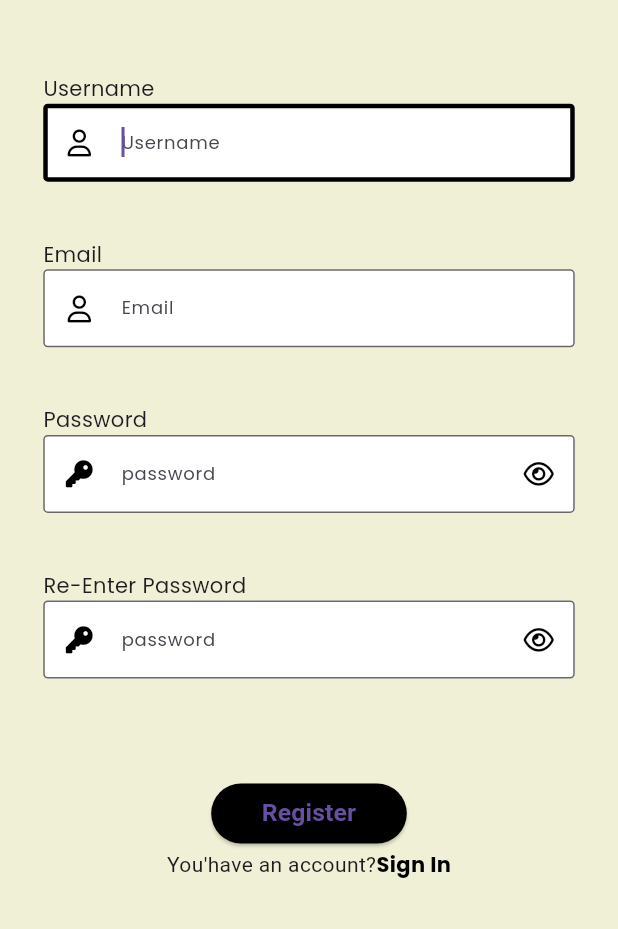
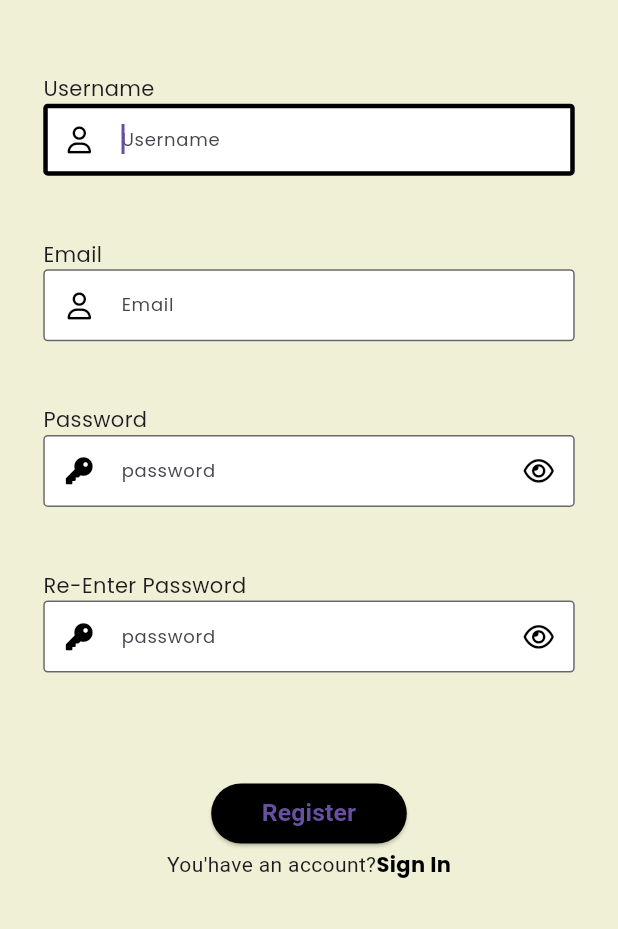
Before and after one commit to delandapp/ourlibs, a Flutter app: the screen it shows after launch, after a tap on "Login", after a tap on "Sign Up", on a phone screen of 412 x 824 dp, the part 307-1236 px from its top. Run offline on Flutter 3.47's test engine with Material 3 defaults, Android fonts, the phone set to English and light mode, and no system bars; drawn by our look-alikes of auto_size_text; our stand-ins replace carousel_slider, dio, font_awesome_flutter, form_validator, get, get_storage and 3 more; missing offline and left inert: dart:ffi; network calls fail; Roboto replaces fonts that are missing (Inika).

Commit message:
'update'

```diff
--- a/lib/app/components/myInput.dart
+++ b/lib/app/components/myInput.dart
@@ -41,6 +41,7 @@ class myInput extends StatelessWidget {
                 fontWeight: FontWeight.bold,
                 fontFamily: GoogleFonts.poppins().fontFamily),
             decoration: InputDecoration(
+              contentPadding: const EdgeInsets.symmetric(horizontal: 10,vertical: 5),
               prefixIcon: Column(
                 mainAxisAlignment: MainAxisAlignment.center,
                 children: [
@@ -104,6 +105,7 @@ class myInput extends StatelessWidget {
                 fontWeight: FontWeight.bold,
                 fontFamily: GoogleFonts.poppins().fontFamily),
             decoration: InputDecoration(
+              contentPadding: const EdgeInsets.symmetric(horizontal: 10,vertical: 5),
               suffixIcon: Column(
                 mainAxisAlignment: MainAxisAlignment.center,
                 children: [
--- a/lib/app/data/constans/endpoint.dart
+++ b/lib/app/data/constans/endpoint.dart
@@ -1,5 +1,5 @@
 class Endpoint {
-  static const String baseUrlApi = "http://192.168.1.6:8000/api/users/";
+  static const String baseUrlApi = "http://192.168.88.194:8000/api/users/";
 
 
   static const String login = "${baseUrlApi}login";
--- a/lib/app/modules/home/views/home_view.dart
+++ b/lib/app/modules/home/views/home_view.dart
@@ -1,5 +1,6 @@
 import 'package:ourlibs/app/components/buildSection.dart';
 import 'package:ourlibs/app/components/navProfil.dart';
+import 'package:ourlibs/app/components/slider.dart';
 import 'package:flutter/material.dart';
 import 'package:font_awesome_flutter/font_awesome_flutter.dart';
 
@@ -29,6 +30,7 @@ class HomeView extends GetView<HomeController> {
                 icon: FontAwesomeIcons.bell,
                 subtitle: controller.username.value.toString(),
               ),
+              MySlider(),
               Expanded(
                 child: ColoredBox(color: const Color(0xFFeff0d5) ,child: buildSection(data: state!))
               ),
--- a/lib/app/modules/pinjam/controllers/pinjam_controller.dart
+++ b/lib/app/modules/pinjam/controllers/pinjam_controller.dart
@@ -9,11 +9,14 @@ import 'package:ourlibs/app/data/provider/api_provider.dart';
 import 'package:ourlibs/app/data/provider/storage_provider.dart';
 import 'package:ourlibs/app/modules/detailbook/controllers/detailbook_controller.dart';
 import 'package:google_fonts/google_fonts.dart';
+import 'package:ourlibs/app/modules/history/controllers/history_controller.dart';
 
 class PinjamController extends GetxController {
   //TODO: Implement PinjamController
   final DetailbookController detailbookController =
       Get.put(DetailbookController());
+  final HistoryController historyController =
+      Get.put(HistoryController());
   String get username => StorageProvider.read(StorageKey.username);
   int get day => DateTime.now().day;
   int get month => DateTime.now().month;
@@ -75,6 +78,7 @@ class PinjamController extends GetxController {
           sucsesPeminjaman(false);
           return;
         }
+        historyController.getDataHistory();
         sucsesPeminjaman(true);
         Get.snackbar("Information", "Peminjaman Succes",
             backgroundColor: Colors.green);
--- a/lib/app/modules/register/views/register_view.dart
+++ b/lib/app/modules/register/views/register_view.dart
@@ -113,7 +113,7 @@ class LoginMobile extends StatelessWidget {
                                     .fontFamily),
                           ),
                           myInput(
-                            validator: validator,
+                            validator: ValidationBuilder().minLength(5).build(),
                             controller: controller,
                             controllerField: controller.username,
                             hintText: "Username",
--- a/pubspec.yaml
+++ b/pubspec.yaml
@@ -18,6 +18,7 @@ dependencies:
   auto_size_text: ^3.0.0
   persistent_bottom_nav_bar: ^5.0.2
   get: 4.6.6
+  carousel_slider: ^4.2.1
   flutter:
     sdk: flutter
 
```
Also changed, not shown: lib/app/components/slider.dart (added, +48 -0 lines), assets/slider-1.png (added), assets/slider-2.png (added), assets/slider-3.png (added), pubspec.lock.
